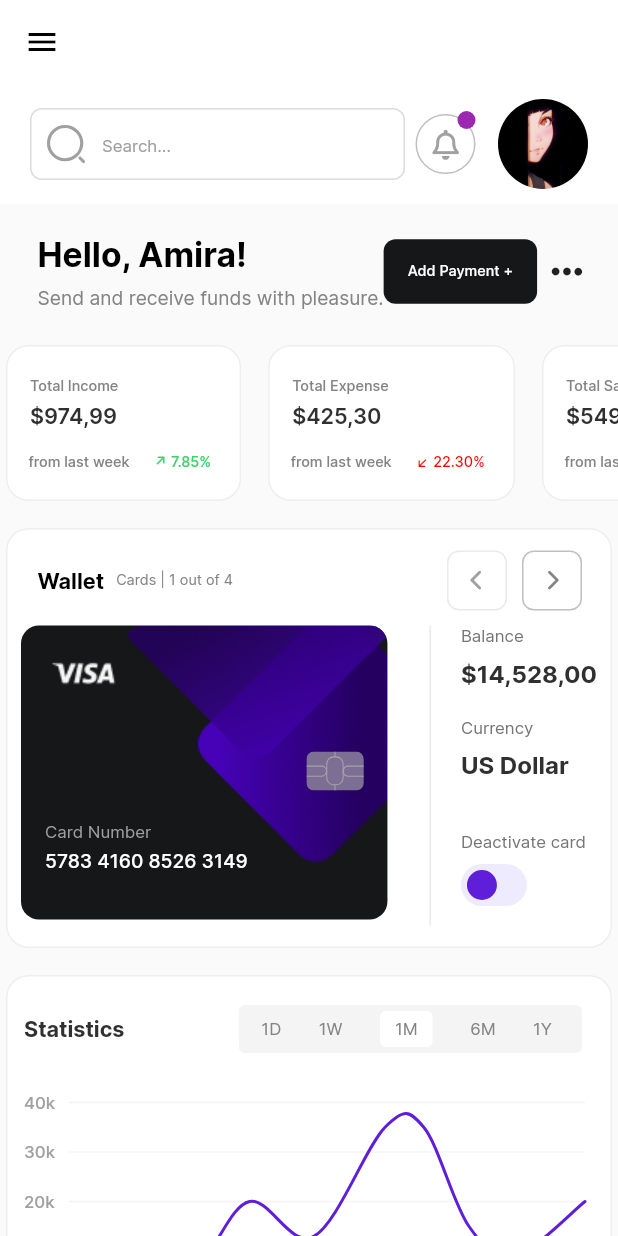
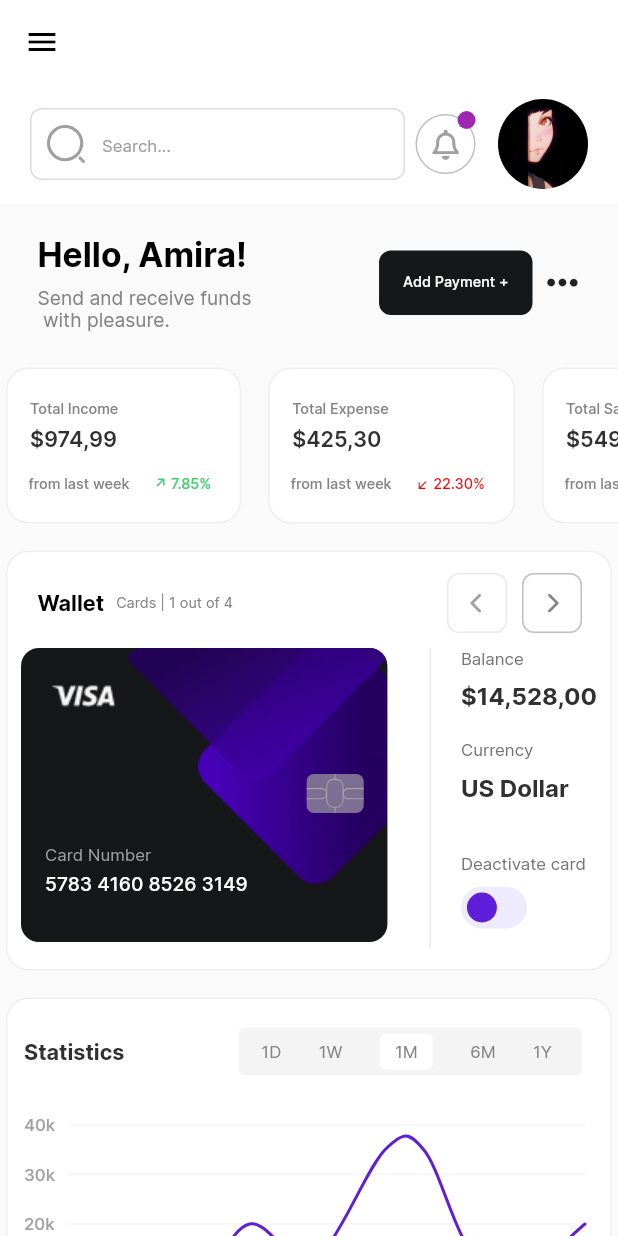
Before and after one commit to AmiraMostafa628/responsive_adaptive_dashboard, a Flutter app: the screen it shows after launch, on a phone screen of 412 x 824 dp. Run offline on Flutter 3.47's test engine with Material 2 defaults, Android fonts, the phone set to English and light mode, and no system bars; drawn by our look-alikes of fl_chart, flutter_switch; our stand-ins replace device_preview, flutter_svg, font_awesome_flutter.

Commit message:
finish dashboard

```diff
--- a/lib/views/widgets/welcome_header.dart
+++ b/lib/views/widgets/welcome_header.dart
@@ -20,9 +20,13 @@ class WelcomeHeader extends StatelessWidget {
 
               ),
             ),
-            Text('Send and receive funds with pleasure.',
-              style: AppStyles.styleRegular16(context),
-            ),
+           MediaQuery.of(context).size.width < 420?
+           Text('Send and receive funds \n with pleasure.',
+             style: AppStyles.styleRegular16(context),
+           ) : Text('Send and receive funds with pleasure.',
+             style: AppStyles.styleRegular16(context),
+           ),
+
           ],
         ),
        const Spacer(),
```
